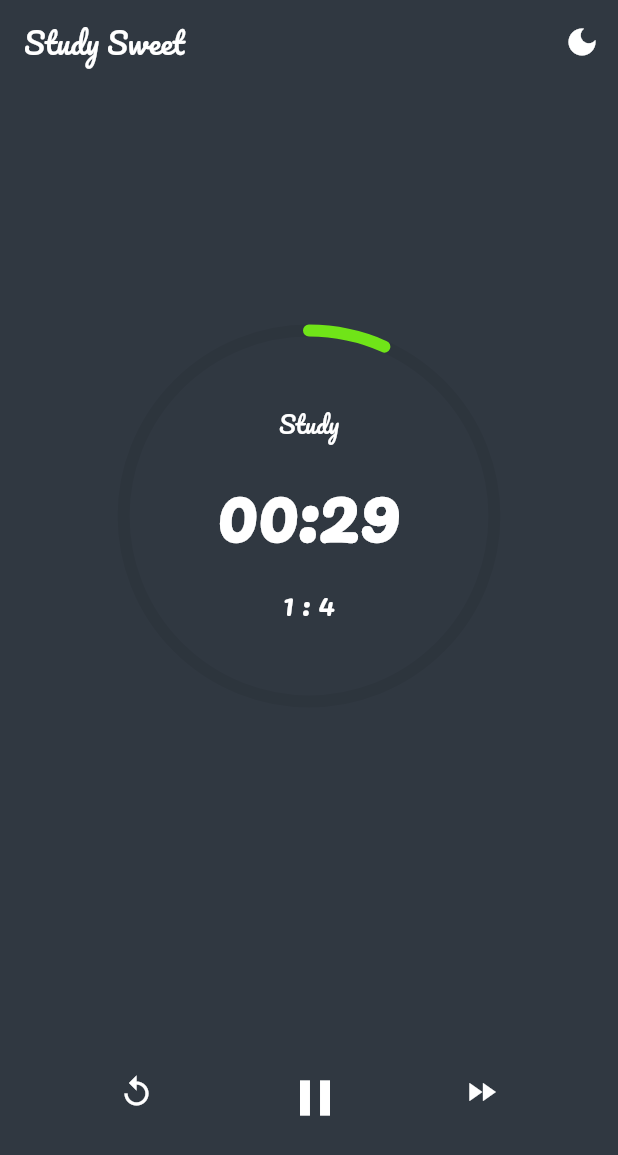
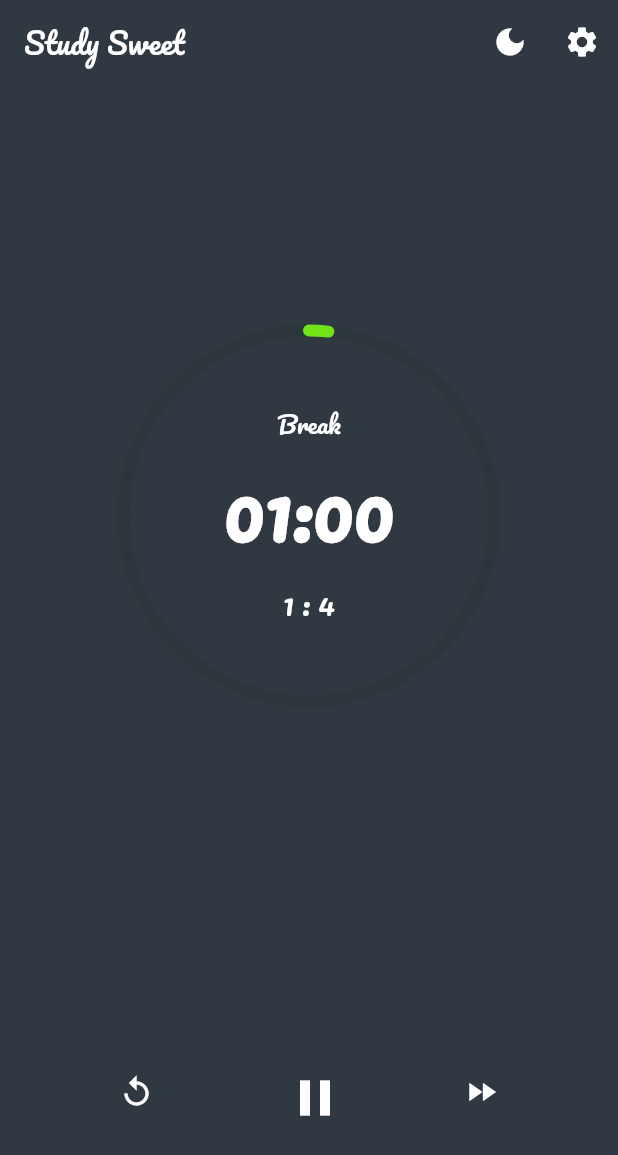
Before and after one commit to NouzNoushad/study_sweet, a Flutter app: the screen it shows after launch, item 2 of the bottom bar chosen, after a tap on the "fast forward" icon, on a phone screen of 412 x 824 dp. Shown: the top 1155 px of the screen. Run offline on Flutter 3.47's test engine with Material 2 defaults, Android fonts, the light colour scheme and no system bars; our stand-ins replace bloc, equatable, flutter_bloc.

Commit message:
fast forward and break timer

```diff
--- a/lib/config/routes/app_route.dart
+++ b/lib/config/routes/app_route.dart
@@ -3,6 +3,7 @@
 import 'package:promodoro_app/core/utils/colors.dart';
 import 'package:promodoro_app/core/utils/strings.dart';
 import 'package:promodoro_app/feature/view/promodoro_home/home_screen.dart';
+import 'package:promodoro_app/feature/view/promodoro_settings/settings_screen.dart';
 
 class AppRoutes {
   static Route onGenerateRoute(RouteSettings settings) {
@@ -11,6 +12,10 @@
         return MaterialPageRoute(
             settings: const RouteSettings(name: RouteConstants.home),
             builder: (context) => const PromodoroHomeScreen());
+      case RouteConstants.settings:
+        return MaterialPageRoute(
+            settings: const RouteSettings(name: RouteConstants.settings),
+            builder: (context) => const PromodoroSettingsScreen());
       default:
         return MaterialPageRoute(
             builder: (context) => const Scaffold(
--- a/lib/config/routes/route_constant.dart
+++ b/lib/config/routes/route_constant.dart
@@ -1,3 +1,4 @@
 class RouteConstants {
   static const String home = '/home';
+  static const String settings = '/settings';
 }
--- a/lib/core/utils/strings.dart
+++ b/lib/core/utils/strings.dart
@@ -1,4 +1,5 @@
 class AppStrings {
   static const String noPageFound = 'No Page Found';
   static const String appTitle = 'Study Sweet';
-}
+  static const String settingsTitle = 'Settings';
+  }
--- a/lib/feature/cubit/timer/timer_cubit.dart
+++ b/lib/feature/cubit/timer/timer_cubit.dart
@@ -6,22 +6,30 @@
 part 'timer_state.dart';
 
 class TimerCubit extends Cubit<TimerState> {
-  TimerCubit() : super(const UpdateTimerState('00:30', 01 * 30, false, 1));
+  TimerCubit()
+      : super(const UpdateTimerState('00:30', 2 * 60, false, 1, 2, 'Study'));
 
   Timer? _timer;
   bool _isPlaying = false;
-  int _currentTime = 01 * 30;
+  bool _isBreakTime = false;
+  int _currentTime = 2 * 60;
+  int _progressTime = 2;
   String _currentTimeValue = '00:30';
   int _session = 1;
 
   Timer get timer => _timer!;
   bool get isPlaying => _isPlaying;
+  bool get isBreakTime => _isBreakTime;
   int get currentTime => _currentTime;
+  int get progressTime => _progressTime;
   int get session => _session;
   String get currentTimeValue => _currentTimeValue;
 
   void get startTimer => _startTimer();
   void get resetTimer => _resetTimer();
+  void get skipTimer => _skipTimer();
+
+  String get studyStatus => _isBreakTime ? 'Break' : 'Study';
 
   _runTimer(int time) {
     if (_currentTime >= 0) {
@@ -30,11 +38,18 @@
       _currentTime--;
       _currentTimeValue =
           '${currentTimeInMinutes.toString().padLeft(2, '0')}:${currentTimeInSeconds.toString().padLeft(2, '0')}';
-      emit(UpdateTimerState(
-          _currentTimeValue, _currentTime, _isPlaying, _session));
+      emit(UpdateTimerState(_currentTimeValue, _currentTime, _isPlaying,
+          _session, _progressTime, studyStatus));
     } else {
-      if (_session < 4) {
-        _currentTime = 01 * 30;
+      _isBreakTime = !_isBreakTime;
+      if (_isBreakTime) {
+        if (_session < 4) {
+          _currentTime = 1 * 60;
+          _progressTime = 1;
+        }
+      } else if (_session < 4) {
+        _currentTime = 2 * 60;
+        _progressTime = 2;
         _session++;
       }
     }
@@ -49,16 +64,27 @@
     } else {
       _timer?.cancel();
       _isPlaying = false;
-      emit(UpdateTimerState(
-          _currentTimeValue, _currentTime, _isPlaying, _session));
+      emit(UpdateTimerState(_currentTimeValue, _currentTime, _isPlaying,
+          _session, _progressTime, studyStatus));
     }
+  }
+
+  void _skipTimer() {
+    if (_isBreakTime) {
+      _currentTime = 2 * 60;
+      _progressTime = 2;
+    } else {
+      _currentTime = 1 * 60;
+      _progressTime = 1;
+    }
+    _isBreakTime = !_isBreakTime;
   }
 
   void _resetTimer() {
     _timer?.cancel();
     _currentTimeValue = '00:30';
     _isPlaying = false;
-    emit(UpdateTimerState(
-        _currentTimeValue, _currentTime, _isPlaying, _session));
+    emit(UpdateTimerState(_currentTimeValue, _currentTime, _isPlaying, _session,
+        _progressTime, studyStatus));
   }
 }
--- a/lib/feature/cubit/timer/timer_state.dart
+++ b/lib/feature/cubit/timer/timer_state.dart
@@ -12,9 +12,18 @@
   final int currentTime;
   final bool isPlaying;
   final int session;
-  const UpdateTimerState(
-      this.currentTimeValue, this.currentTime, this.isPlaying, this.session);
+  final int progressTime;
+  final String studyStatus;
+  const UpdateTimerState(this.currentTimeValue, this.currentTime,
+      this.isPlaying, this.session, this.progressTime, this.studyStatus);
 
   @override
-  List<Object> get props => [currentTimeValue, currentTime, isPlaying, session];
+  List<Object> get props => [
+        currentTimeValue,
+        currentTime,
+        isPlaying,
+        session,
+        progressTime,
+        studyStatus
+      ];
 }
--- /dev/null
+++ b/lib/feature/view/promodoro_home/components/action_buttons.dart
@@ -0,0 +1,22 @@
+import 'package:flutter/material.dart';
+import '../../../../core/utils/colors.dart';
+
+class AppBarActionButtons extends StatelessWidget {
+  final void Function()? onPressed;
+  final IconData? icon;
+  final bool isDarkMode;
+  const AppBarActionButtons(
+      {super.key, required this.icon, required this.onPressed, required this.isDarkMode});
+
+  @override
+  Widget build(BuildContext context) {
+    return IconButton(
+        onPressed: onPressed,
+        icon: Icon(
+          icon,
+          color: isDarkMode
+              ? ColorPicker.lightBackgroundColor
+              : ColorPicker.darkBackgroundColor,
+        ));
+  }
+}
--- a/lib/feature/view/promodoro_home/components/timer.dart
+++ b/lib/feature/view/promodoro_home/components/timer.dart
@@ -16,14 +16,19 @@
         return Expanded(
             flex: 3,
             child: Center(
-                child: timerContainer(context, timer.currentTimeValue,
-                    timer.session, timer.currentTime)));
+                child: timerContainer(
+                    context,
+                    timer.currentTimeValue,
+                    timer.session,
+                    timer.currentTime,
+                    timer.progressTime,
+                    timer.studyStatus)));
       },
     );
   }
 
   Widget timerContainer(BuildContext context, String displayTime, int session,
-          int currentTime) =>
+          int currentTime, int progressTime, String studyStatus) =>
       SizedBox(
         height: context.height * 0.3,
         width: context.height * 0.3,
@@ -31,7 +36,7 @@
           fit: StackFit.expand,
           children: [
             CircularProgressIndicator(
-                value: 1 - currentTime / 30,
+                value: 1 - currentTime / 60 / progressTime,
                 strokeWidth: 8,
                 strokeCap: StrokeCap.round,
                 color: ColorPicker.progressColor,
@@ -41,7 +46,7 @@
               child: Column(
                 mainAxisAlignment: MainAxisAlignment.center,
                 children: [
-                  Text('Study',
+                  Text(studyStatus,
                       style: Theme.of(context).textTheme.titleMedium!.copyWith(
                             fontWeight: FontWeight.w500,
                           )),
--- a/lib/feature/view/promodoro_home/components/timer_controls.dart
+++ b/lib/feature/view/promodoro_home/components/timer_controls.dart
@@ -28,7 +28,10 @@
                     size: 40,
                   )),
               IconButton(
-                  onPressed: () {}, icon: const Icon(Icons.fast_forward)),
+                  onPressed: () {
+                    timer.skipTimer;
+                  },
+                  icon: const Icon(Icons.fast_forward)),
             ]));
       },
     );
--- a/lib/feature/view/promodoro_home/home_screen.dart
+++ b/lib/feature/view/promodoro_home/home_screen.dart
@@ -1,10 +1,12 @@
 import 'package:flutter/material.dart';
 import 'package:flutter_bloc/flutter_bloc.dart';
-import 'package:promodoro_app/core/utils/colors.dart';
+import 'package:promodoro_app/config/routes/route_constant.dart';
 import 'package:promodoro_app/core/utils/strings.dart';
 import 'package:promodoro_app/feature/cubit/theme_mode/theme_mode_cubit.dart';
+import 'package:promodoro_app/feature/view/promodoro_home/components/action_buttons.dart';
 import 'package:promodoro_app/feature/view/promodoro_home/components/timer.dart';
 import 'package:promodoro_app/feature/view/promodoro_home/components/timer_controls.dart';
+import 'package:promodoro_app/feature/widget/app_bar.dart';
 
 class PromodoroHomeScreen extends StatelessWidget {
   const PromodoroHomeScreen({super.key});
@@ -12,30 +14,35 @@
   @override
   Widget build(BuildContext context) {
     return Scaffold(
-      appBar: AppBar(
-        title: Text(
-          AppStrings.appTitle,
-          style: Theme.of(context).textTheme.titleLarge,
-        ),
-        automaticallyImplyLeading: false,
-        elevation: 0.0,
-        actions: [
+      appBar: promodoroAppBar(
+        context,
+        AppStrings.appTitle,
+        [
           BlocBuilder<ThemeModeCubit, ThemeModeState>(
             builder: (context, state) {
               state as ThemeChangedState;
-              return IconButton(
+              return AppBarActionButtons(
+                  icon: state.isDarkMode ? Icons.dark_mode : Icons.light_mode,
                   onPressed: () {
                     context.read<ThemeModeCubit>().switchThemeMode();
                   },
-                  icon: Icon(
-                    state.isDarkMode ? Icons.dark_mode : Icons.light_mode,
-                    color: state.isDarkMode
-                        ? ColorPicker.lightBackgroundColor
-                        : ColorPicker.darkBackgroundColor,
-                  ));
+                  isDarkMode: state.isDarkMode);
             },
           ),
+          BlocBuilder<ThemeModeCubit, ThemeModeState>(
+            builder: (context, state) {
+              state as ThemeChangedState;
+              return AppBarActionButtons(
+                  icon: Icons.settings,
+                  onPressed: () {
+                    Navigator.of(context).pushNamed(RouteConstants.settings);
+                  },
+                  isDarkMode: state.isDarkMode);
+            },
+          ),
+
         ],
+        false,
       ),
       body: const Column(children: [
         StudyTimer(),
--- /dev/null
+++ b/lib/feature/view/promodoro_settings/settings_screen.dart
@@ -0,0 +1,14 @@
+import 'package:flutter/material.dart';
+import 'package:promodoro_app/core/utils/strings.dart';
+import 'package:promodoro_app/feature/widget/app_bar.dart';
+
+class PromodoroSettingsScreen extends StatelessWidget {
+  const PromodoroSettingsScreen({super.key});
+
+  @override
+  Widget build(BuildContext context) {
+    return Scaffold(
+      appBar: promodoroAppBar(context, AppStrings.settingsTitle, [], true),
+    );
+  }
+}
--- /dev/null
+++ b/lib/feature/widget/app_bar.dart
@@ -0,0 +1,17 @@
+import 'package:flutter/material.dart';
+
+AppBar promodoroAppBar(
+  BuildContext context,
+  String appTitle,
+  List<Widget>? actions,
+  bool leading,
+) =>
+    AppBar(
+      title: Text(
+        appTitle,
+        style: Theme.of(context).textTheme.titleLarge,
+      ),
+      automaticallyImplyLeading: leading,
+      elevation: 0.0,
+      actions: actions,
+    );
```
